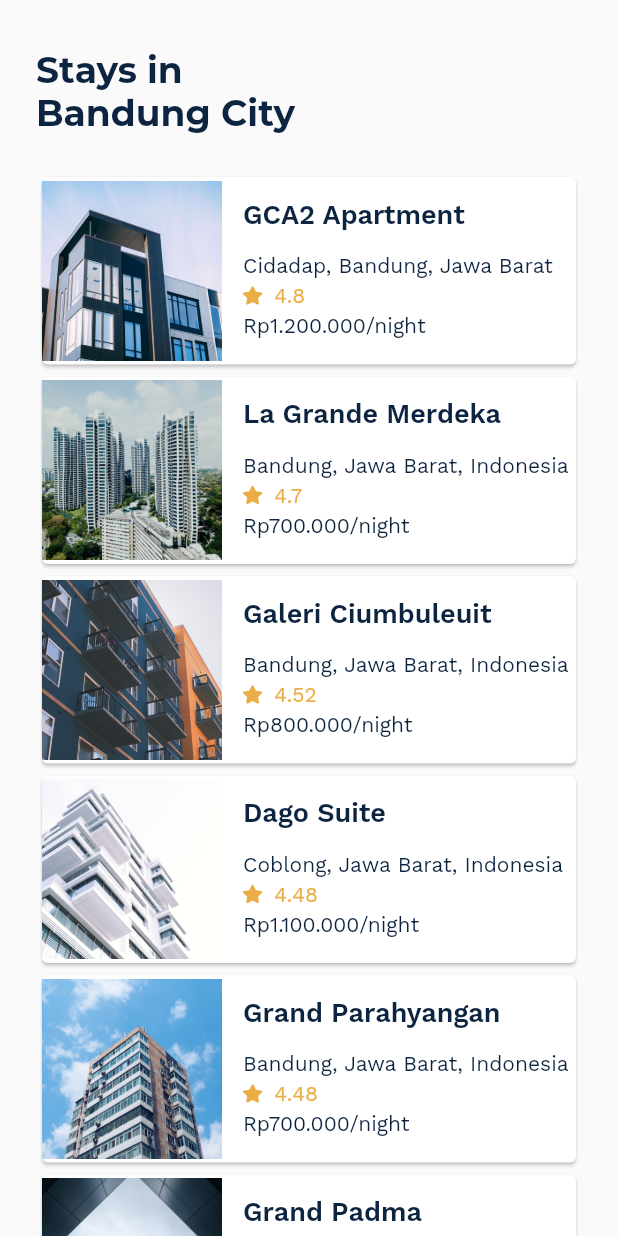
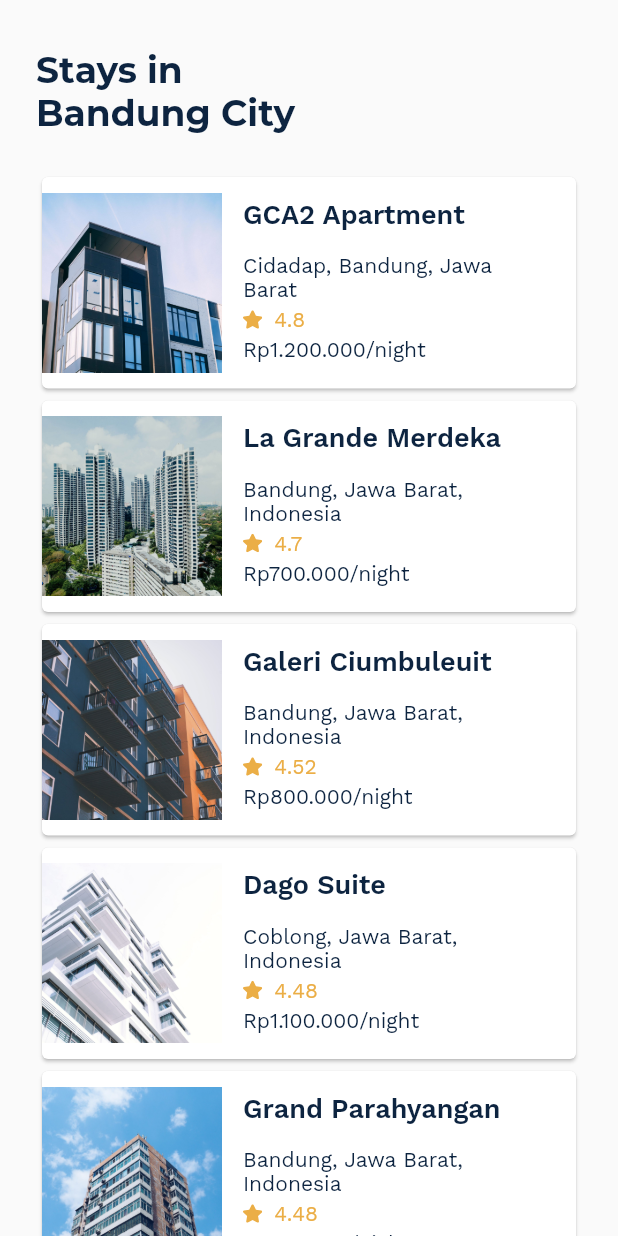
Before and after one commit to fikriyusrihan/Find_Hotel, a Flutter app: the screen it shows after launch, on a phone screen of 412 x 824 dp. Run offline on Flutter 3.47's test engine with Material 2 defaults, Android fonts, the phone set to English and light mode, and no system bars; our stand-ins replace flutter_svg.

Commit message:
Overflow Bug Fixing🐛

```diff
--- a/lib/detail-screen.dart
+++ b/lib/detail-screen.dart
@@ -4,7 +4,7 @@ import 'package:flutter/cupertino.dart';
 import 'package:flutter/material.dart';
 import 'package:flutter_svg/flutter_svg.dart';
 import 'package:intl/intl.dart';
-import 'model/Hotel.dart';
+import 'model/hotel.dart';
 
 final formatCurrency = new NumberFormat.simpleCurrency(locale: 'id_ID');
 
--- a/lib/main-screen.dart
+++ b/lib/main-screen.dart
@@ -2,7 +2,7 @@ import 'package:flutter/material.dart';
 import 'package:airbnb/template/fonts-template.dart';
 import 'package:airbnb/detail-screen.dart';
 import 'package:flutter_svg/flutter_svg.dart';
-import 'package:airbnb/model/Hotel.dart';
+import 'package:airbnb/model/hotel.dart';
 import 'package:intl/intl.dart';
 
 final formatCurrency = new NumberFormat.simpleCurrency(locale: 'id_ID');
@@ -43,7 +43,8 @@ class MainScreen extends StatelessWidget {
                                         image: AssetImage(hotel.imgAsset),
                                         fit: BoxFit.cover)),
                               ),
-                              Padding(
+                              Expanded(
+                                  child: Padding(
                                 padding: EdgeInsets.all(14.0),
                                 child: Column(
                                   crossAxisAlignment: CrossAxisAlignment.start,
@@ -52,11 +53,12 @@ class MainScreen extends StatelessWidget {
                                         margin: EdgeInsets.only(bottom: 16),
                                         child:
                                             Text(hotel.name, style: cardTitle)),
-                                    Container(
-                                      margin: EdgeInsets.only(bottom: 4),
+                                    Padding(
+                                      padding:
+                                          EdgeInsets.only(bottom: 4, right: 4),
                                       child: Text(
                                         hotel.location,
-                                        style: cardContent,
+                                        style: detailSecondary,
                                       ),
                                     ),
                                     Container(
@@ -84,14 +86,16 @@ class MainScreen extends StatelessWidget {
                                     ),
                                   ],
                                 ),
-                              )
+                              ))
                             ],
                           ),
                         ),
                         onTap: () {
                           Navigator.push(context,
                               MaterialPageRoute(builder: (context) {
-                            return DetailScreen(hotel: hotel,);
+                            return DetailScreen(
+                              hotel: hotel,
+                            );
                           }));
                         },
                       );
```
